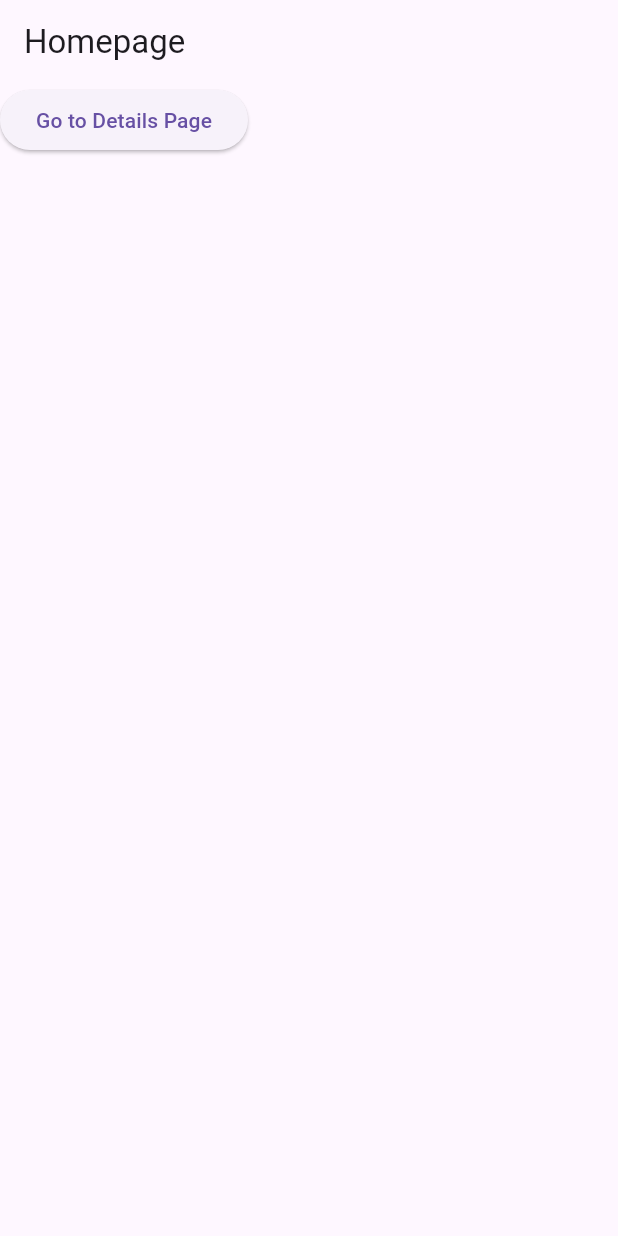
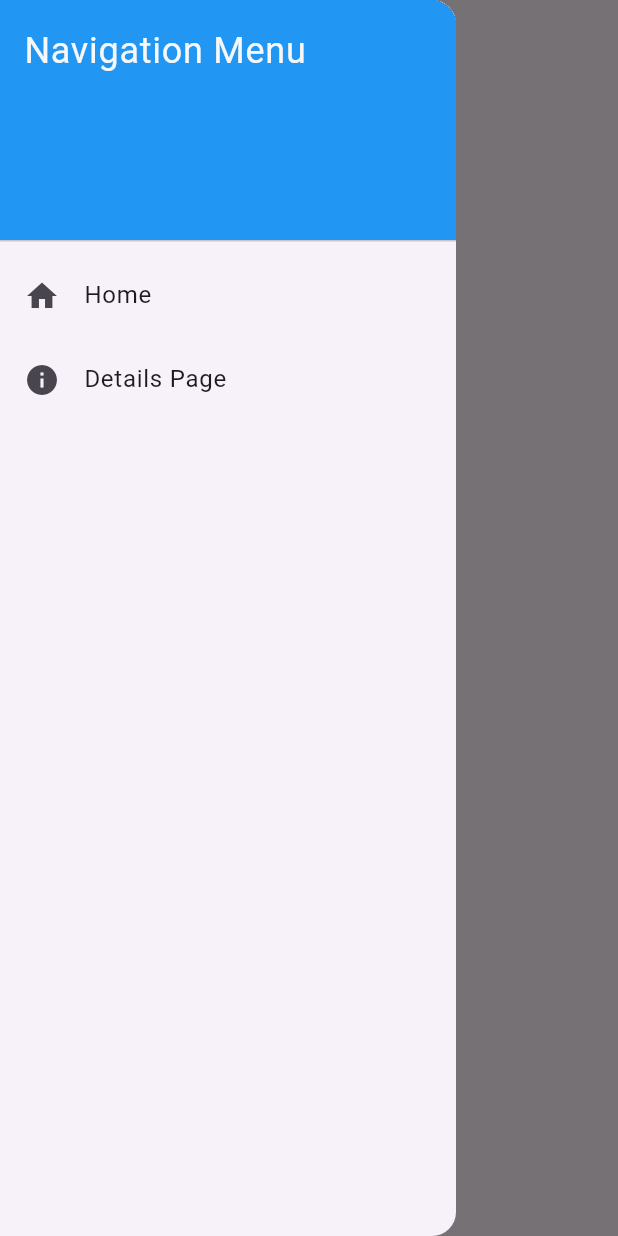
Before and after one commit to BraisonWabwire/flutter_app, a Flutter app: the screen it shows after launch, with the side drawer open (before the commit the screen has no drawer), on a phone screen of 412 x 824 dp. Run offline on Flutter 3.47's test engine with Material 3 defaults, Android fonts, the phone set to English and light mode, and no system bars.

Commit message:
Working with drawer navigation using List View

```diff
--- a/lib/homepage.dart
+++ b/lib/homepage.dart
@@ -9,6 +9,40 @@ class Homepage extends StatelessWidget {
   Widget build(BuildContext context) {
     return Scaffold(
       appBar: AppBar(title: const Text('Homepage')),
+      drawer: Drawer(
+        child: ListView(
+          padding: EdgeInsets.all(0),
+          children: [
+            const DrawerHeader(
+              decoration: BoxDecoration(color: Colors.blue),
+              child: Text(
+                'Navigation Menu',
+                style: TextStyle(
+                  color: Color.fromARGB(255, 246, 247, 248),
+                  fontSize: 24,
+                ),
+              ),
+            ),
+            ListTile(
+              leading: const Icon(Icons.home),
+              title: const Text('Home'),
+              onTap: () {
+                Navigator.pop(context); //close drawer
+              },
+            ),
+            ListTile(
+              leading: const Icon(Icons.info),
+              title: const Text("Details Page"),
+              onTap: () {
+                Navigator.push(
+                  context,
+                  MaterialPageRoute(builder: (context) => const DetailsPage()),
+                );
+              },
+            ),
+          ],
+        ),
+      ),
       body: Column(
         children: [
           ElevatedButton(
--- a/lib/main.dart
+++ b/lib/main.dart
@@ -14,7 +14,7 @@ class MyApp extends StatelessWidget {
   Widget build(BuildContext context) {
     return MaterialApp(
       debugShowCheckedModeBanner: false,
-      title: 'Stack Navigation Demo',
+      title: 'Drawer navigation Demo',
       home: Homepage(),
 
     );
```
